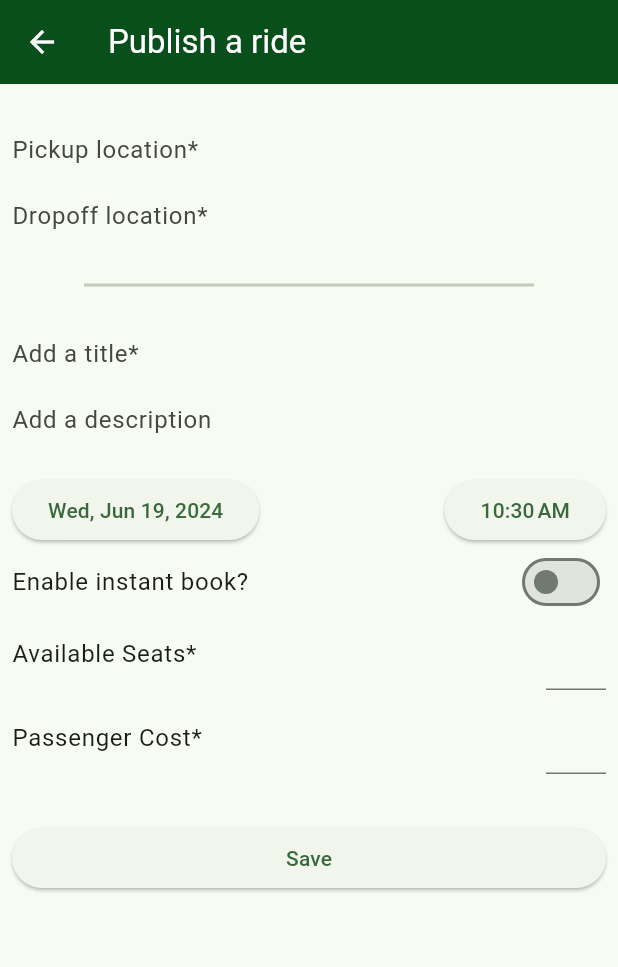
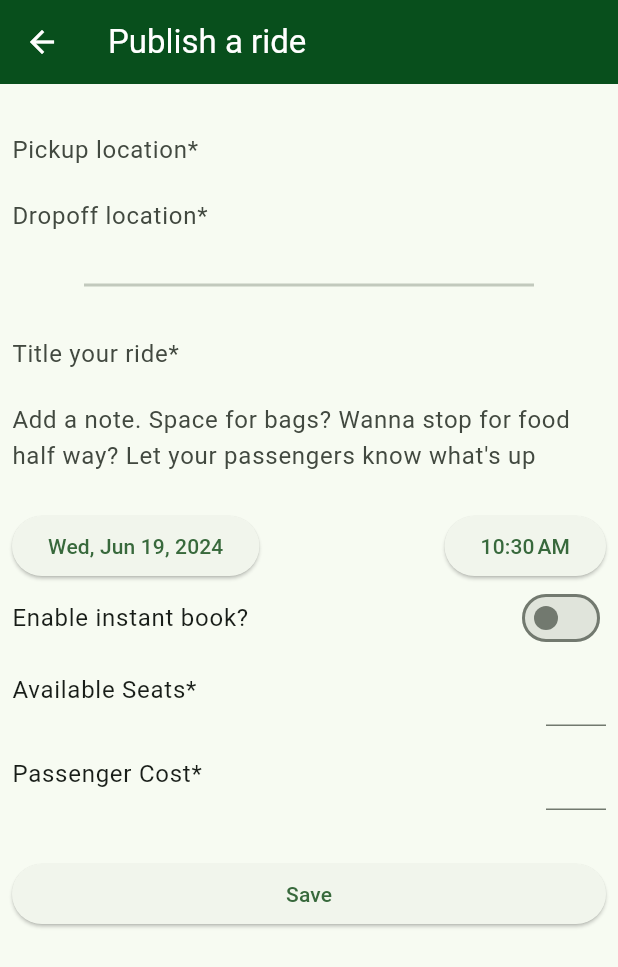
Before and after one commit to kealohigrondin/thumb_app, a Flutter app: the PublishRidePage screen opened directly, on a phone screen of 412 x 824 dp. Shown: the top 967 px of the screen. Run offline on Flutter 3.47's test engine with Material 3 defaults, Android fonts, the phone set to English and light mode, and no system bars; our stand-ins replace flutter_riverpod, supabase_flutter, timeago; missing offline and left inert: supabase_auth_ui; accounts and stored records are empty.

Commit message:
'no description' in ride overview when there isn't one instead of blank space. More verbose hint text for description in publish ride form. linting cleanup

```diff
--- a/lib/pages/chat_page.dart
+++ b/lib/pages/chat_page.dart
@@ -1,15 +1,14 @@
 import 'dart:async';
 
 import 'package:flutter/material.dart';
+import 'package:timeago/timeago.dart';
+import 'package:supabase_flutter/supabase_flutter.dart';
 
-import 'package:supabase_flutter/supabase_flutter.dart';
 import 'package:thumb_app/data/types/message.dart';
 import 'package:thumb_app/data/types/profile.dart';
 import 'package:thumb_app/main.dart';
 import 'package:thumb_app/pages/loading_page.dart';
 import 'package:thumb_app/utils/utils.dart';
-import 'package:timeago/timeago.dart';
-import 'package:uuid/v4.dart';
 
 /// Page to chat with someone.
 ///
--- a/lib/pages/navigation_container_page.dart
+++ b/lib/pages/navigation_container_page.dart
@@ -1,6 +1,5 @@
 import 'package:flutter/material.dart';
 import 'package:flutter_riverpod/flutter_riverpod.dart';
-import 'package:thumb_app/pages/chat_list_page.dart';
 import 'package:thumb_app/pages/chat_page.dart';
 import 'package:thumb_app/pages/notifications_page.dart';
 import 'package:thumb_app/pages/profile_page.dart';
--- a/lib/pages/publish_ride_page.dart
+++ b/lib/pages/publish_ride_page.dart
@@ -148,13 +148,13 @@ class _PublishRidePageState extends State<PublishRidePage> {
                   return null;
                 },
                 decoration:
-                    const InputDecoration.collapsed(hintText: 'Add a title*'),
+                    const InputDecoration.collapsed(hintText: 'Title your ride*'),
               ),
               const SizedBox(height: 20),
               TextFormField(
                 controller: _descriptionController,
                 decoration: const InputDecoration.collapsed(
-                    hintText: 'Add a description'),
+                    hintText: 'Add a note. Space for bags? Wanna stop for food half way? Let your passengers know what\'s up'),
                 minLines: 1,
                 maxLines: 5,
               ),
--- a/lib/pages/ride_overview.dart
+++ b/lib/pages/ride_overview.dart
@@ -160,7 +160,14 @@ class _RideOverviewState extends State<RideOverview> {
                                   .format(widget.ride.dateTime),
                               style: Theme.of(context).textTheme.labelLarge),
                           const SizedBox(height: 8),
-                          Text(widget.ride.description!),
+                          widget.ride.description!.isNotEmpty
+                              ? Text(widget.ride.description!)
+                              : Text(
+                                  'No description',
+                                  style: TextStyle(
+                                      color: Colors.grey[400],
+                                      fontStyle: FontStyle.italic),
+                                ),
                           const SizedBox(height: 24),
                           Column(
                               mainAxisAlignment: MainAxisAlignment.center,
--- a/lib/services/supabase_service.dart
+++ b/lib/services/supabase_service.dart
@@ -6,7 +6,6 @@ import 'package:thumb_app/data/types/passenger_profile.dart';
 import 'package:thumb_app/data/types/profile.dart';
 import 'package:thumb_app/data/types/ride.dart';
 import 'package:thumb_app/main.dart';
-import 'package:thumb_app/utils/utils.dart';
 
 class SupabaseService {
   static void updatePassengerStatus(BuildContext context, String rideId,
```
